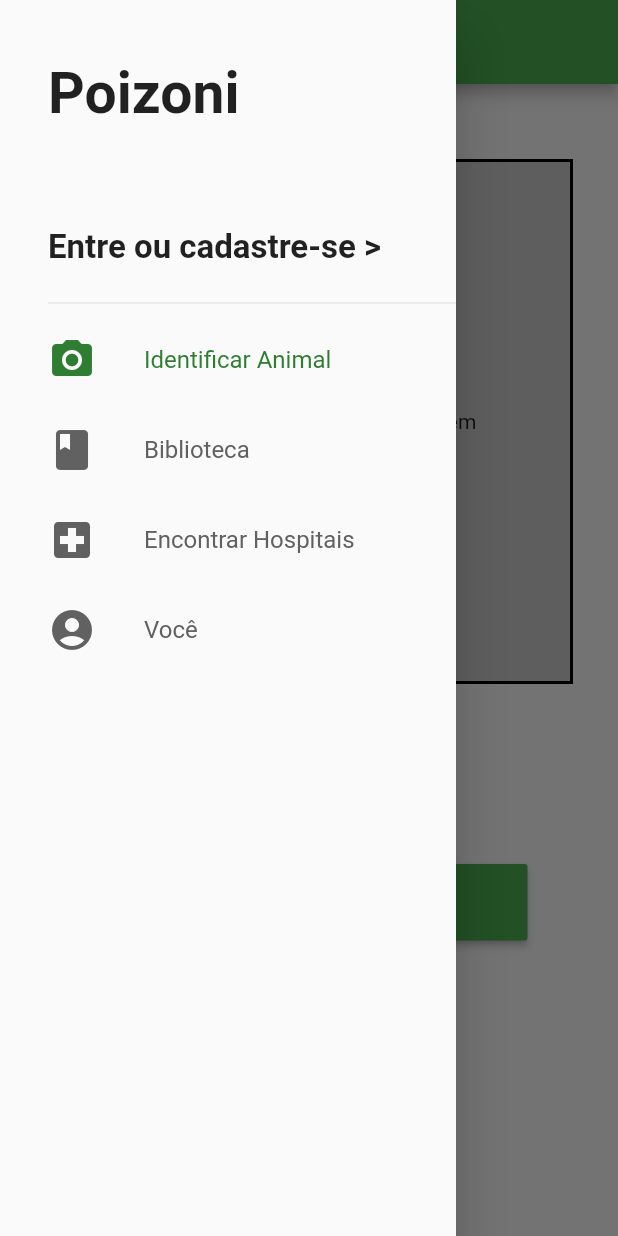
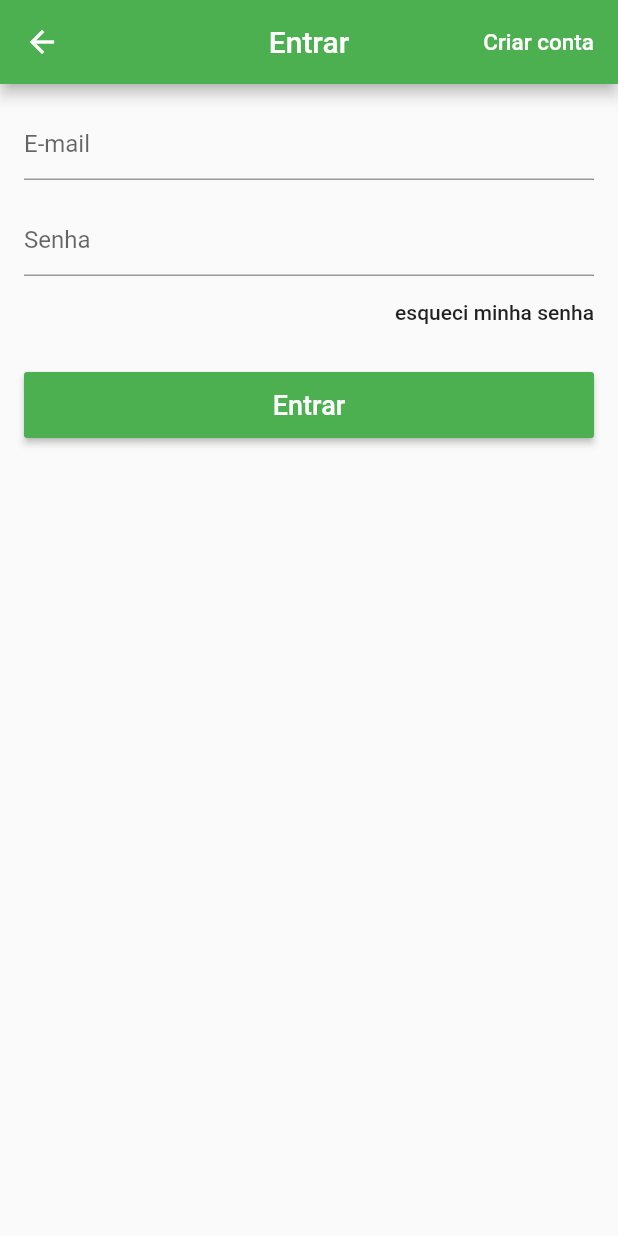
Before and after one commit to ivanknobel/poizoni, a Flutter app: the screen it shows after launch, in the side drawer, after a tap on "Entre ou cadastre-se >", on a phone screen of 412 x 824 dp. Run offline on Flutter 3.47's test engine with Material 2 defaults, Android fonts, the phone set to English and light mode, and no system bars; our stand-ins replace cloud_firestore; accounts and stored records are empty.

Commit message:
login/cadastro e bibliteca

```diff
--- a/poizoni/lib/main.dart
+++ b/poizoni/lib/main.dart
@@ -1,6 +1,8 @@
 import 'package:flutter/material.dart';
 import 'package:poizoni/screens/home_screen.dart';
 import 'package:flutter/services.dart';
+import 'package:poizoni/screens/login_screen.dart';
+import 'package:poizoni/screens/signup_screen.dart';
 
 void main() => runApp(MyApp());
 
@@ -16,7 +18,7 @@
                   primarySwatch: Colors.green,
                   primaryColor: Colors.green[500],
               ),
-              //debugShowCheckedModeBanner: false,
+              debugShowCheckedModeBanner: false,
               home: HomeScreen(),
             );
 
--- a/poizoni/lib/screens/home_screen.dart
+++ b/poizoni/lib/screens/home_screen.dart
@@ -1,4 +1,7 @@
 import 'package:flutter/material.dart';
+import 'package:poizoni/screens/biblioteca_screen.dart';
+import 'package:poizoni/screens/login_screen.dart';
+import 'package:poizoni/tabs/biblioteca_tab.dart';
 import 'package:poizoni/tabs/home_tab.dart';
 import 'package:poizoni/widgets/custom_drawer.dart';
 
@@ -16,6 +19,7 @@
           appBar: AppBar(
             title: Text(
               "Identificar Animal",
+              style: TextStyle(color: Colors.white),
             ),
             centerTitle: true,
             textTheme: Theme.of(context).textTheme,
@@ -23,10 +27,19 @@
           body: HomeTab(),
           drawer: CustomDrawer(_pageController),
         ),
-        Container(color: Colors.red,),
-        Container(color: Colors.yellow,),
-        Container(color: Colors.green,)
-      ],
+        Scaffold(
+          appBar: AppBar(
+            title: Text(
+              "Biblioteca",
+              style: TextStyle(color: Colors.white),
+            ),
+            centerTitle: true,
+            textTheme: Theme.of(context).textTheme,
+          ),
+          body: BibliotecaTab(),
+          drawer: CustomDrawer(_pageController),
+        )
+      ]
     );
   }
 }
--- /dev/null
+++ b/poizoni/lib/screens/login_screen.dart
@@ -0,0 +1,81 @@
+import 'package:flutter/material.dart';
+import 'package:poizoni/screens/signup_screen.dart';
+
+class LoginScreen extends StatelessWidget {
+
+  final _formKey = GlobalKey<FormState>();
+
+  @override
+  Widget build(BuildContext context) {
+    return Scaffold(
+      appBar: AppBar(
+        title: Text("Entrar"),
+        centerTitle: true,
+        actions: <Widget>[
+          FlatButton(
+            child: Text("Criar conta", style: TextStyle(fontSize: 15.0)),
+            textColor: Colors.white,
+            onPressed: (){
+              Navigator.of(context).pushReplacement(
+                MaterialPageRoute(builder: (context) => SignupScreen())
+              );
+            },
+          )
+        ],
+      ),
+      body: Form(
+        key: _formKey,
+        child: ListView(
+          padding: EdgeInsets.all(16.0),
+          children: <Widget>[
+            TextFormField(
+              decoration: InputDecoration(
+                hintText: "E-mail"
+              ),
+              keyboardType: TextInputType.emailAddress,
+              validator: (text){
+                if(text.isEmpty || !text.contains("@"))
+                  return "E-mail inválido!";
+               },
+            ),
+            SizedBox(height: 16.0),
+            TextFormField(
+              decoration: InputDecoration(
+                  hintText: "Senha"
+              ),
+              obscureText: true,
+              validator: (text){
+                if(text.isEmpty || text.length < 8)
+                  return "senha inválida!";
+              },
+            ),
+            Align(
+              alignment: Alignment.centerRight,
+              child: FlatButton(
+                onPressed: (){},
+                child: Text("esqueci minha senha",
+                  textAlign: TextAlign.right),
+                  padding: EdgeInsets.zero,
+              ),
+            ),
+            SizedBox(height: 16.0),
+            SizedBox(
+              height: 44.0,
+              child: RaisedButton(
+                child: Text("Entrar",
+                  style: TextStyle(fontSize: 18.0),
+                ),
+                textColor: Colors.white,
+                color: Theme.of(context).primaryColor,
+                onPressed: (){
+                  if(_formKey.currentState.validate()){
+
+                  }
+                },
+            ),)
+          ],
+        ),
+      ),
+    );
+  }
+}
--- a/poizoni/lib/tabs/home_tab.dart
+++ b/poizoni/lib/tabs/home_tab.dart
@@ -1,14 +1,18 @@
 import 'package:flutter/cupertino.dart';
 import 'package:flutter/material.dart';
-import 'package:transparent_image/transparent_image.dart';
 
 class HomeTab extends StatelessWidget {
   @override
   Widget build(BuildContext context) {
 
-    return Column(
-          crossAxisAlignment: CrossAxisAlignment.center,
+    return Stack(
       children: <Widget>[
+        CustomScrollView(
+          slivers: <Widget>[
+            SliverToBoxAdapter(
+              child: Container(
+                alignment: Alignment.center,
+                child:
                 Padding(
                   padding: EdgeInsets.fromLTRB(30.0, 50.0, 30.0, 20.0),
                   child: GestureDetector(
@@ -30,6 +34,12 @@
                     onTap: (){},
                   ),
                 ),
+              )
+            ),
+            SliverToBoxAdapter(
+                child: Container(
+                  alignment: Alignment.center,
+                  child:
                   Padding(
                     padding: EdgeInsets.symmetric(horizontal: 80.0),
                     child: SizedBox(
@@ -49,11 +59,17 @@
                       ),
                     ),
                   ),
+                )
+            ),
+            SliverToBoxAdapter(
+                child: Container(
+                  alignment: Alignment.center,
+                  child:
                   Padding(
-              padding: EdgeInsets.fromLTRB(40.0, 20.0, 40.0, 0.0),
+                    padding: EdgeInsets.fromLTRB(40.0, 20.0, 40.0, 10.0),
                     child: RaisedButton(
                       child: Container(
-                  padding: EdgeInsets.symmetric(horizontal: 60.0, vertical: 15.0),
+                        padding: EdgeInsets.symmetric(horizontal: 30.0, vertical: 15.0),
                         child: Text(
                           "Pesquisar animal",
                           style: TextStyle(
@@ -65,7 +81,11 @@
                       onPressed: (){},
                     ),
                   )
+                )
+            )
           ],
+        )
+      ]
     );
   }
 }
--- a/poizoni/lib/widgets/custom_drawer.dart
+++ b/poizoni/lib/widgets/custom_drawer.dart
@@ -1,6 +1,6 @@
-import 'package:flutter/cupertino.dart';
 import 'package:flutter/material.dart';
 import 'package:poizoni/tiles/drawer_tile.dart';
+import 'package:poizoni/screens/login_screen.dart';
 
 class CustomDrawer extends StatelessWidget {
 
@@ -11,18 +11,35 @@
   @override
   Widget build(BuildContext context) {
 
+
+      Widget _buildDrawerBack() => Container(
+        decoration: BoxDecoration(
+            gradient: LinearGradient(
+                colors: [
+                  Color.fromARGB(255, 203, 241, 200),
+                  Colors.white
+                ],
+                begin: Alignment.topCenter,
+                end: Alignment.bottomCenter
+            )
+        ),
+      );
+
     return Drawer(
-      child: ListView(
+      child: Stack(
+        children: <Widget>[
+          _buildDrawerBack(),
+          ListView(
             padding: EdgeInsets.only(left:32.0, top: 16.0),
             children: <Widget>[
               Container(
                 margin: EdgeInsets.only(bottom: 8.0),
-                padding: EdgeInsets.fromLTRB(0.0, 16.0, 16.0, 8.0),
-                height: 170.0,
+                padding: EdgeInsets.fromLTRB(0.0, 20.0, 16.0, 8.0),
+                height: 200.0,
                 child: Stack(
                   children: <Widget>[
                     Positioned(
-                      top: 8.0,
+                      top: 35.0,
                       left:0.0,
                       child: Text("Poizoni",
                         style: TextStyle(fontSize: 38.0, fontWeight: FontWeight.bold),
@@ -43,7 +60,9 @@
                               ),
                             ),
                             onTap: (){
-
+                              Navigator.of(context).push(
+                                  MaterialPageRoute(builder: (context)=>LoginScreen())
+                              );
                             },
                           ),
                         ],
@@ -59,6 +78,8 @@
               DrawerTile(Icons.account_circle, "Você", pageController, 3),
             ],
           ),
+        ],
+      )
     );
   }
 }
```
Also changed, not shown: poizoni/lib/screens/biblioteca_screen.dart (added, +8 -0 lines), poizoni/lib/screens/signup_screen.dart (added, +71 -0 lines), poizoni/lib/tabs/biblioteca_tab.dart (added, +31 -0 lines), poizoni/lib/tiles/category_tile.dart (added, +23 -0 lines), poizoni/pubspec.yaml (+7 -0 lines), poizoni/pubspec.lock, 5 other files. Lines whose indentation alone changed are shown as unchanged.
